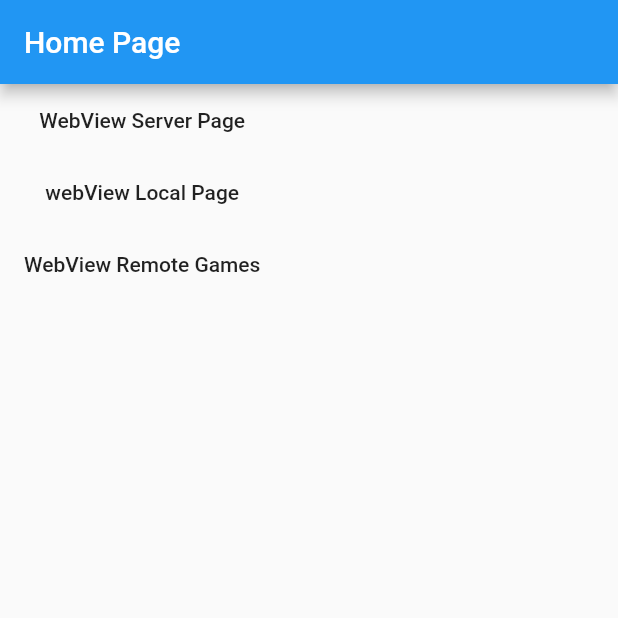
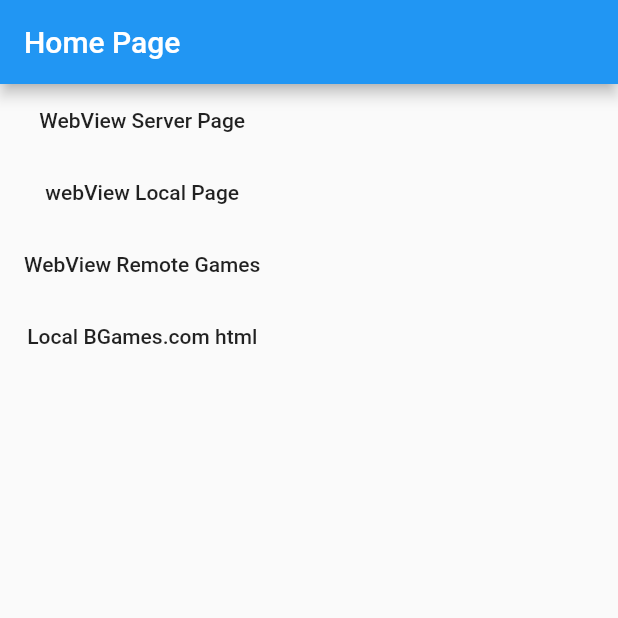
Before and after one commit to ramnim/webview, a Flutter app: the screen it shows after launch, on a phone screen of 412 x 824 dp, the top half of it. Run offline on Flutter 3.47's test engine with Material 2 defaults, Android fonts, the phone set to English and light mode, and no system bars; our stand-ins replace webview_flutter.

Commit message:
local file from local file can be displayed by some tweek

```diff
--- a/lib/routes/home_page.dart
+++ b/lib/routes/home_page.dart
@@ -44,6 +44,17 @@ class HomePage extends StatelessWidget {
             },
             child: Text('WebView Remote Games'),
           ),
+          FlatButton(
+            onPressed: () {
+              Navigator.of(context).push(MaterialPageRoute(
+                builder: (_) => MyWebView(
+                  title: 'Local BGames.html',
+                  selectedUrl: 'bgames.html',
+                ),
+              ));
+            },
+            child: Text('Local BGames.com html'),
+          ),
         ],
       ),
     );
--- a/pubspec.yaml
+++ b/pubspec.yaml
@@ -51,6 +51,7 @@ flutter:
   #   - images/a_dot_ham.jpeg
   assets:
     - assets/local.html
+    - assets/bgames.html
 
   # An image asset can refer to one or more resolution-specific "variants", see
   # https://flutter.dev/assets-and-images/#resolution-aware.
```
Also changed, not shown: lib/routes/my_web_view.dart (+18 -4 lines), 1 other file.
